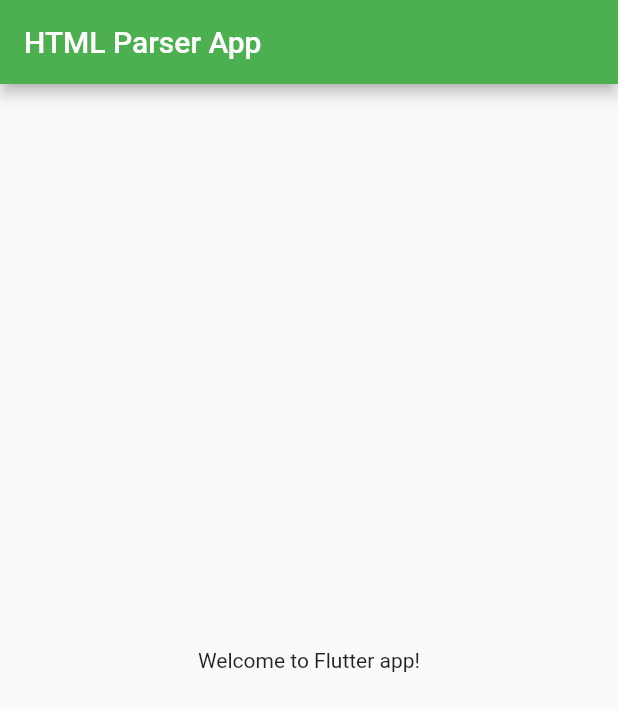
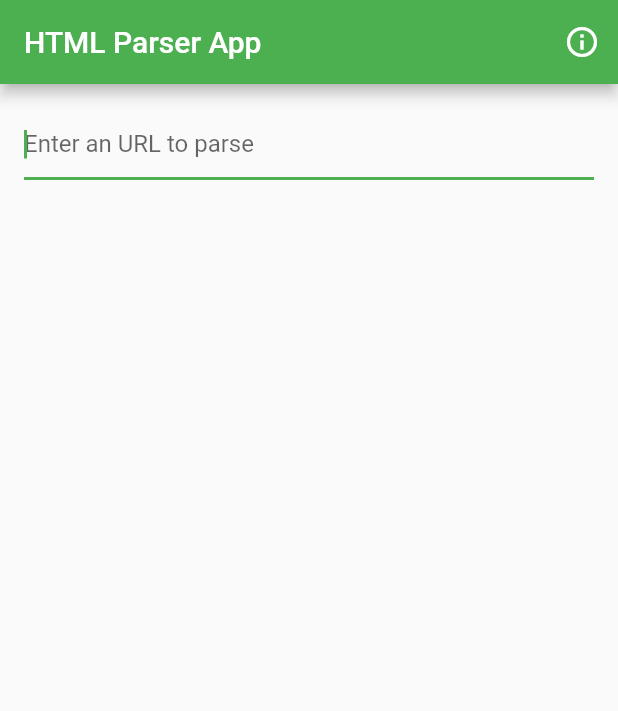
Before and after one commit to ngoan98tv/html-parser, a Flutter app: the screen it shows after launch, on a phone screen of 412 x 824 dp. Shown: the top 711 px of the screen. Run offline on Flutter 3.47's test engine with Material 2 defaults, Android fonts, the phone set to English and light mode, and no system bars.

Commit message:
basic view and info dialog

```diff
--- a/html_parser/lib/view/home.dart
+++ b/html_parser/lib/view/home.dart
@@ -1,21 +1,48 @@
 import 'package:flutter/material.dart';
+import 'package:html_parser/controller/infoDialog.dart';
 
-class HomePage extends StatefulWidget{
+
+class HomePage extends StatefulWidget {
   @override
   _HomePageState createState() => _HomePageState();
 }
 
-class _HomePageState extends State<HomePage>{
+class _HomePageState extends State<HomePage> {
   @override
   Widget build(BuildContext context) {
     return new Scaffold(
-      appBar: AppBar(
-        title: new Text('HTML Parser App'),
-      ),
-      body: new Center(
-        child: new Text('Welcome to Flutter app!')
-      ),
+        appBar: AppBar(
+          title: new Text('HTML Parser App'),
+          actions: <Widget>[
+            new IconButton(
+              icon: new Icon(Icons.info_outline),
+              onPressed: _showAppInfo,
+            )
+          ],
+        ),
+        body: new Container(
+          padding: EdgeInsets.all(16.0),
+          child: new Column(
+            mainAxisAlignment: MainAxisAlignment.start,
+            children: <Widget>[
+              new TextField(
+                decoration: InputDecoration(
+                  hintText: 'Enter an URL to parse'
+                ),
+                autofocus: true,
+
+              )
+            ],
+          ),
+        ));
+  }
+
+  void _showAppInfo() {
+    showDialog(
+      context: context,
+      builder: (context){
+        return infoDialog(context);
+      }
     );
   }
-
 }
```
Also changed, not shown: html_parser/lib/controller/infoDialog.dart (added, +36 -0 lines), html_parser/lib/model/appInfo.dart (added, +9 -0 lines).
